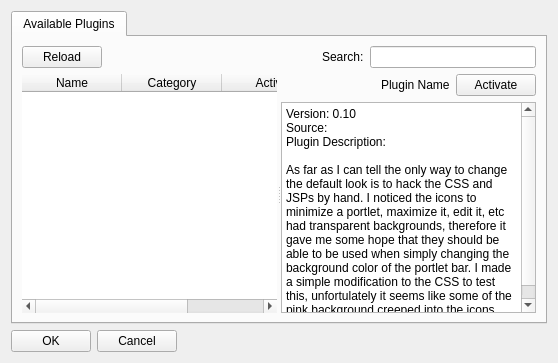
Before: the Qt Designer form src/apps/Daqster/pluginlist.ui in samiavasil/temporary, drawn with Qt 5.
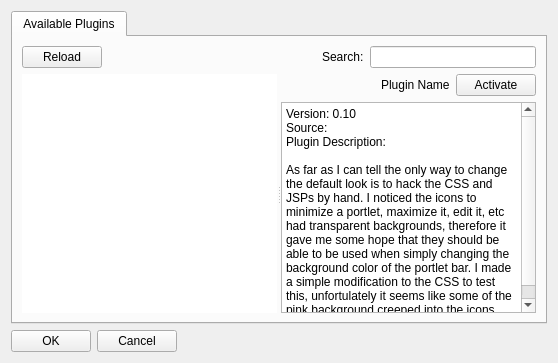
After: the same form once the commit is applied.

Diff of the .ui file:
```diff
--- a/src/apps/Daqster/pluginlist.ui
+++ b/src/apps/Daqster/pluginlist.ui
@@ -100,7 +100,7 @@
                <bool>true</bool>
               </property>
               <attribute name="horizontalHeaderVisible">
-               <bool>true</bool>
+               <bool>false</bool>
               </attribute>
               <attribute name="horizontalHeaderCascadingSectionResizes">
                <bool>false</bool>
@@ -120,23 +120,8 @@
               <attribute name="verticalHeaderHighlightSections">
                <bool>true</bool>
               </attribute>
-              <column>
-               <property name="text">
-                <string>Name</string>
-               </property>
-              </column>
-              <column>
-               <property name="text">
-                <string>Category</string>
-               </property>
-              </column>
-              <column>
-               <property name="text">
-                <string>Active</string>
-               </property>
-              </column>
              </widget>
-             <widget class="QWidget" name="">
+             <widget class="QWidget" name="layoutWidget">
               <layout class="QVBoxLayout" name="verticalLayout_2">
                <item>
                 <layout class="QHBoxLayout" name="horizontalLayout_3">
```
Left out of the diff: 3 changed lines with no effect on the pictures.
